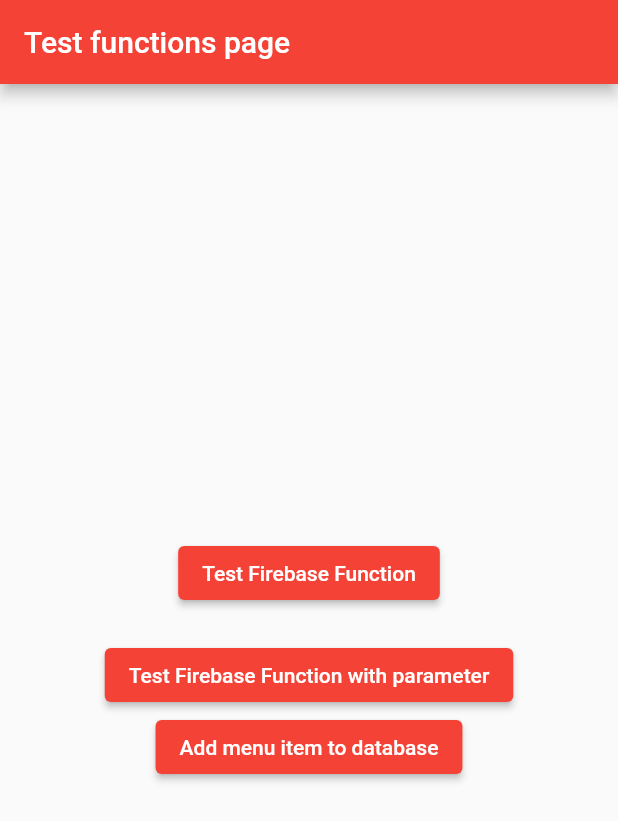
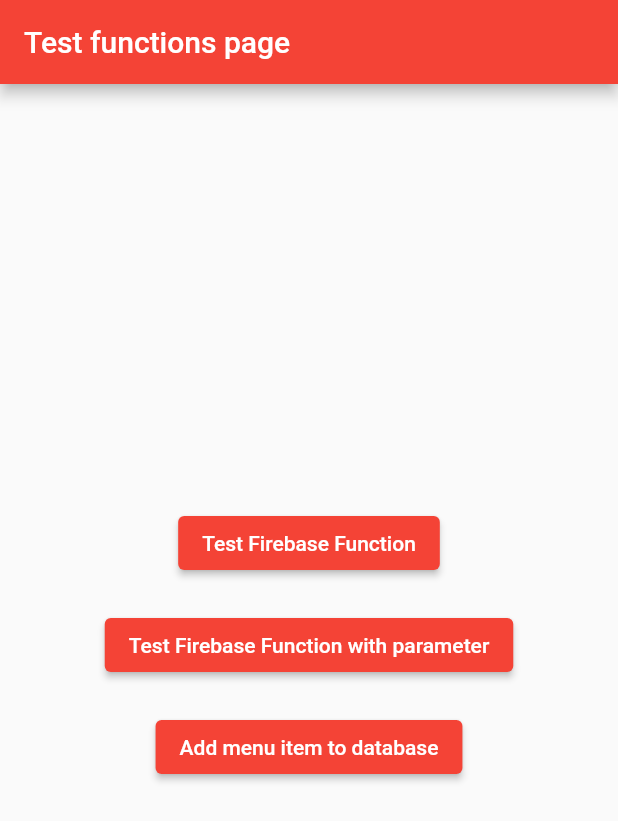
Before and after one commit to jonas-la/csce315_project3_13, a Flutter app: the screen it shows after launch, on a phone screen of 412 x 824 dp. Shown: the top 821 px of the screen. Run offline on Flutter 3.47's test engine with Material 2 defaults, Android fonts, the phone set to English and light mode, and no system bars; our stand-ins replace cloud_functions, firebase_core; accounts and stored records are empty; statements that could not run were skipped.

```diff
--- a/lib/GUI/Pages/Test Pages/Win_Functions_Test_Page.dart
+++ b/lib/GUI/Pages/Test Pages/Win_Functions_Test_Page.dart
@@ -38,11 +38,16 @@
             ElevatedButton(onPressed: (){
               cloud_functions_tester.getEmployeeByID(2);
             }, child: const Text("Test Firebase Function with parameter")),
+            const SizedBox(
+              height: 20,
+            ),
             ElevatedButton(onPressed: (){
               menu_item_obj menu_item = menu_item_obj(500, "dart test item", 50.50, 100, "dart item");
               menu_cloud_tester.add_menu_item(menu_item);
             }, child: const Text("Add menu item to database")),
-
+            const SizedBox(
+              height: 20,
+            ),
 
             // t
           ],
```
